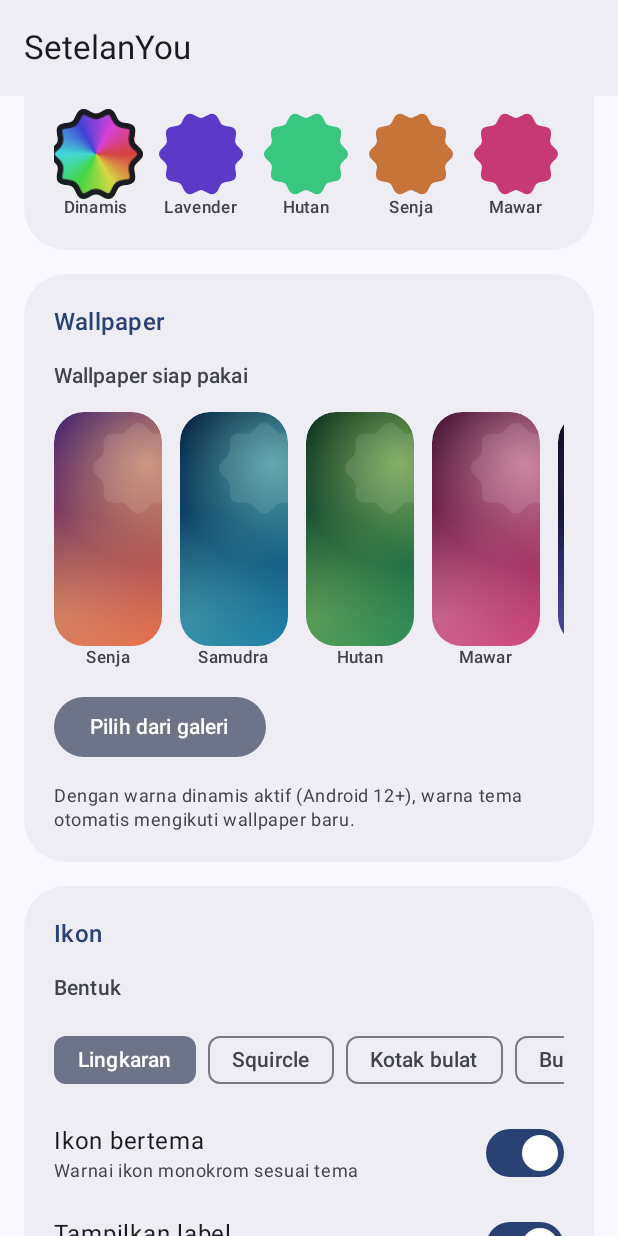
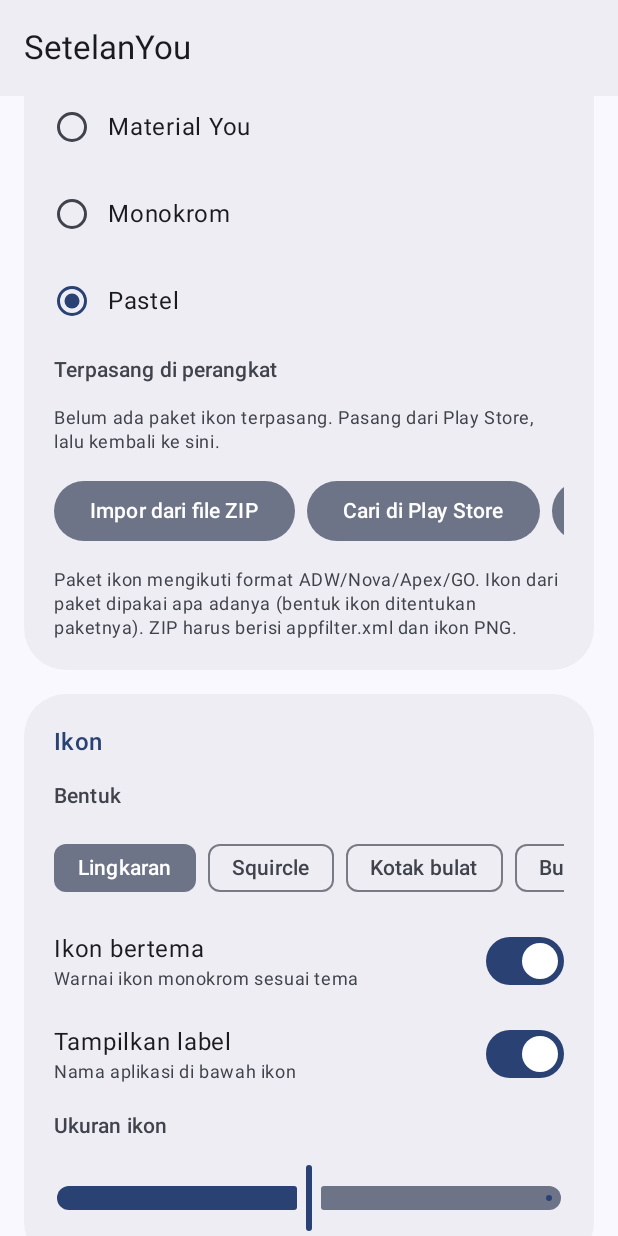
Before and after one commit to xanzzrayway/launcheryou, an Android app built with Jetpack Compose: the screen it shows after launch (SettingsActivity), after a tap on "Lingkaran", on a phone screen of 412 x 824 dp. Run offline under Robolectric (Android 15) with nearby library versions, the phone set to English and light mode, and no system bars; 3 other taps on this screen came first.

Commit message:
feat: paket ikon (bawaan, terpasang, impor ZIP) + Material You

```diff
--- a/app/src/main/AndroidManifest.xml
+++ b/app/src/main/AndroidManifest.xml
@@ -9,6 +9,10 @@
     <uses-permission android:name="android.permission.REQUEST_DELETE_PACKAGES" />
 
     <queries>
+        <intent><action android:name="org.adw.launcher.THEMES" /></intent>
+        <intent><action android:name="com.novalauncher.THEME" /></intent>
+        <intent><action android:name="com.anddoes.launcher.THEME" /></intent>
+        <intent><action android:name="com.gau.go.launcherex.theme" /></intent>
         <intent>
             <action android:name="android.intent.action.MAIN" />
             <category android:name="android.intent.category.LAUNCHER" />
--- a/app/src/main/java/com/launcheryou/Data.kt
+++ b/app/src/main/java/com/launcheryou/Data.kt
@@ -31,7 +31,8 @@ data class UiSettings(
     val amoled: Boolean = false,
     val scrim: Float = 0.15f,
     val clock24: Boolean = true,
-    val showDock: Boolean = true
+    val showDock: Boolean = true,
+    val iconPack: String = "system"
 )
 
 class SettingsStore(context: Context) {
@@ -61,6 +62,7 @@ class SettingsStore(context: Context) {
         scrim = sp.getFloat("scrim", 0.15f),
         clock24 = sp.getBoolean("clock24", true),
         showDock = sp.getBoolean("dock", true),
+        iconPack = sp.getString("iconpack", "system") ?: "system",
         pinned = (sp.getString("pinned", "") ?: "").split(",").filter { it.isNotBlank() }
     )
 
@@ -81,6 +83,7 @@ class SettingsStore(context: Context) {
             .putFloat("scrim", n.scrim)
             .putBoolean("clock24", n.clock24)
             .putBoolean("dock", n.showDock)
+            .putString("iconpack", n.iconPack)
             .putString("pinned", n.pinned.joinToString(","))
             .apply()
         settings = n
--- /dev/null
+++ b/app/src/main/java/com/launcheryou/IconPackSettings.kt
@@ -0,0 +1,143 @@
+package com.launcheryou
+
+import android.content.Intent
+import android.net.Uri
+import android.os.Handler
+import android.os.Looper
+import android.widget.Toast
+import androidx.activity.compose.rememberLauncherForActivityResult
+import androidx.activity.result.contract.ActivityResultContracts
+import androidx.compose.foundation.clickable
+import androidx.compose.foundation.horizontalScroll
+import androidx.compose.foundation.layout.Arrangement
+import androidx.compose.foundation.layout.Row
+import androidx.compose.foundation.layout.Spacer
+import androidx.compose.foundation.layout.fillMaxWidth
+import androidx.compose.foundation.layout.padding
+import androidx.compose.foundation.layout.width
+import androidx.compose.foundation.rememberScrollState
+import androidx.compose.material3.FilledTonalButton
+import androidx.compose.material3.MaterialTheme
+import androidx.compose.material3.RadioButton
+import androidx.compose.material3.Text
+import androidx.compose.material3.TextButton
+import androidx.compose.runtime.Composable
+import androidx.compose.runtime.LaunchedEffect
+import androidx.compose.runtime.getValue
+import androidx.compose.runtime.mutableIntStateOf
+import androidx.compose.runtime.mutableStateOf
+import androidx.compose.runtime.remember
+import androidx.compose.runtime.setValue
+import androidx.compose.ui.Alignment
+import androidx.compose.ui.Modifier
+import androidx.compose.ui.platform.LocalContext
+import androidx.compose.ui.unit.dp
+import kotlinx.coroutines.Dispatchers
+import kotlinx.coroutines.withContext
+import kotlin.concurrent.thread
+
+/** Pilih paket ikon: bawaan, terpasang di perangkat, atau impor dari file ZIP mana saja. */
+@Composable
+fun IconPackSection(store: SettingsStore) {
+    val ctx = LocalContext.current
+    val cs = MaterialTheme.colorScheme
+    val s = store.settings
+    var apps by remember { mutableStateOf<List<AppInfo>>(emptyList()) }
+    var installed by remember { mutableStateOf<List<IconPackInfo>>(emptyList()) }
+    var imported by remember { mutableStateOf<List<IconPackInfo>>(emptyList()) }
+    var refresh by remember { mutableIntStateOf(0) }
+
+    LaunchedEffect(refresh) {
+        val r = withContext(Dispatchers.Default) {
+            Triple(IconPacks.installed(ctx), IconPacks.imported(ctx), loadApps(ctx.applicationContext))
+        }
+        installed = r.first
+        imported = r.second
+        if (apps.isEmpty()) apps = r.third
+    }
+    LaunchedEffect(apps, s.iconPack) {
+        withContext(Dispatchers.Default) { IconPacks.prepare(ctx.applicationContext, apps, s.iconPack) }
+        IconPacks.version++
+    }
+
+    val picker = rememberLauncherForActivityResult(ActivityResultContracts.GetContent()) { uri ->
+        if (uri != null) {
+            thread {
+                val id = IconPacks.importZip(ctx, uri)
+                Handler(Looper.getMainLooper()).post {
+                    if (id != null) {
+                        IconPacks.invalidate(id)
+                        store.update { st -> st.copy(iconPack = id) }
+                        refresh++
+                        Toast.makeText(ctx, "Paket ikon diimpor", Toast.LENGTH_SHORT).show()
+                    } else {
+                        Toast.makeText(ctx, "Gagal: ZIP harus berisi appfilter.xml dan ikon PNG", Toast.LENGTH_LONG).show()
+                    }
+                }
+            }
+        }
+    }
+
+    // Pratinjau: beberapa aplikasi nyata dengan paket yang dipilih
+    Row(Modifier.horizontalScroll(rememberScrollState()), horizontalArrangement = Arrangement.spacedBy(12.dp)) {
+        apps.take(8).forEach { AppIcon(it, s, 52.dp) }
+    }
+
+    Text("Bawaan", style = MaterialTheme.typography.labelLarge, color = cs.onSurfaceVariant)
+    IconPacks.builtins.forEach { p ->
+        PackRow(p.label, s.iconPack == p.id) { store.update { st -> st.copy(iconPack = p.id) } }
+    }
+
+    Text("Terpasang di perangkat", style = MaterialTheme.typography.labelLarge, color = cs.onSurfaceVariant)
+    if (installed.isEmpty()) {
+        Text(
+            "Belum ada paket ikon terpasang. Pasang dari Play Store, lalu kembali ke sini.",
+            style = MaterialTheme.typography.bodySmall, color = cs.onSurfaceVariant
+        )
+    }
+    installed.forEach { p ->
+        PackRow(p.label, s.iconPack == p.id) { store.update { st -> st.copy(iconPack = p.id) } }
+    }
+
+    if (imported.isNotEmpty()) {
+        Text("Dari file", style = MaterialTheme.typography.labelLarge, color = cs.onSurfaceVariant)
+        imported.forEach { p ->
+            PackRow(p.label, s.iconPack == p.id, onDelete = {
+                IconPacks.delete(ctx, p.id)
+                if (s.iconPack == p.id) store.update { st -> st.copy(iconPack = "system") }
+                refresh++
+            }) { store.update { st -> st.copy(iconPack = p.id) } }
+        }
+    }
+
+    Row(Modifier.horizontalScroll(rememberScrollState()), horizontalArrangement = Arrangement.spacedBy(8.dp)) {
+        FilledTonalButton(onClick = { picker.launch("*/*") }) { Text("Impor dari file ZIP") }
+        FilledTonalButton(onClick = {
+            val market = Intent(Intent.ACTION_VIEW, Uri.parse("market://search?q=icon%20pack&c=apps"))
+                .addFlags(Intent.FLAG_ACTIVITY_NEW_TASK)
+            val web = Intent(Intent.ACTION_VIEW, Uri.parse("https://play.google.com/store/search?q=icon%20pack&c=apps"))
+                .addFlags(Intent.FLAG_ACTIVITY_NEW_TASK)
+            if (runCatching { ctx.startActivity(market) }.isFailure) runCatching { ctx.startActivity(web) }
+        }) { Text("Cari di Play Store") }
+        FilledTonalButton(onClick = { refresh++ }) { Text("Muat ulang") }
+    }
+    Text(
+        "Paket ikon mengikuti format ADW/Nova/Apex/GO. Ikon dari paket dipakai apa adanya (bentuk ikon ditentukan paketnya). " +
+            "ZIP harus berisi appfilter.xml dan ikon PNG.",
+        style = MaterialTheme.typography.bodySmall, color = cs.onSurfaceVariant
+    )
+}
+
+@Composable
+private fun PackRow(label: String, selected: Boolean, onDelete: (() -> Unit)? = null, onSelect: () -> Unit) {
+    val cs = MaterialTheme.colorScheme
+    Row(
+        Modifier.fillMaxWidth().clickable(onClick = onSelect),
+        verticalAlignment = Alignment.CenterVertically
+    ) {
+        RadioButton(selected = selected, onClick = null)
+        Spacer(Modifier.width(12.dp))
+        Text(label, Modifier.weight(1f).padding(vertical = 10.dp), color = cs.onSurface)
+        if (onDelete != null) TextButton(onClick = onDelete) { Text("Hapus") }
+    }
+}
--- a/app/src/main/java/com/launcheryou/MainActivity.kt
+++ b/app/src/main/java/com/launcheryou/MainActivity.kt
@@ -94,7 +94,9 @@ import androidx.compose.ui.unit.dp
 import androidx.compose.ui.unit.sp
 import androidx.compose.foundation.text.KeyboardActions
 import androidx.compose.foundation.text.KeyboardOptions
+import kotlinx.coroutines.Dispatchers
 import kotlinx.coroutines.delay
+import kotlinx.coroutines.withContext
 import java.time.LocalDateTime
 import java.time.format.DateTimeFormatter
 import java.util.Locale
@@ -143,6 +145,10 @@ fun Home(store: SettingsStore, apps: List<AppInfo>, homePress: Int) {
 
     val pinned = remember(apps, s.pinned) { s.pinned.mapNotNull { k -> apps.firstOrNull { it.key == k } } }
     val dock = remember(apps) { dockApps(ctx, apps) }
+    LaunchedEffect(apps, s.iconPack) {
+        withContext(Dispatchers.Default) { IconPacks.prepare(ctx.applicationContext, apps, s.iconPack) }
+        IconPacks.version++
+    }
 
     Box(
         Modifier
@@ -308,7 +314,16 @@ fun ClockWidget(s: UiSettings) {
 @Composable
 fun AppIcon(app: AppInfo, s: UiSettings, size: Dp) {
     val cs = MaterialTheme.colorScheme
-    val mono = if (s.themedIcons) app.mono else null
+    val packId = s.iconPack
+    val ext = remember(app.key, packId, IconPacks.version) { IconPacks.cached(packId, app.key) }
+    if (ext != null) {
+        // Ikon dari paket ikon dipakai apa adanya (bentuknya ditentukan paket).
+        Image(ext, null, Modifier.size(size))
+        return
+    }
+    val builtinFilter = remember(packId, cs.primary) { IconPacks.filterFor(packId, cs.primary) }
+    val useMono = packId == "materialyou" || (packId == "system" && s.themedIcons)
+    val mono = if (useMono) app.mono else null
     val bg = app.bg
     val fg = app.fg
     Box(
@@ -323,10 +338,10 @@ fun AppIcon(app: AppInfo, s: UiSettings, size: Dp) {
             mono != null -> Image(mono, null, Modifier.requiredSize(size * 1.5f), colorFilter = ColorFilter.tint(cs.onPrimaryContainer))
             // Ikon adaptif: gambar ulang dua lapisan agar mengikuti bentuk pilihan pengguna.
             bg != null && fg != null -> {
-                Image(bg, null, Modifier.requiredSize(size * 1.5f))
-                Image(fg, null, Modifier.requiredSize(size * 1.5f))
+                Image(bg, null, Modifier.requiredSize(size * 1.5f), colorFilter = builtinFilter)
+                Image(fg, null, Modifier.requiredSize(size * 1.5f), colorFilter = builtinFilter)
             }
-            else -> Image(app.plain, null, Modifier.fillMaxSize().padding(size * 0.1f))
+            else -> Image(app.plain, null, Modifier.fillMaxSize().padding(size * 0.1f), colorFilter = builtinFilter)
         }
     }
 }
--- a/app/src/main/java/com/launcheryou/SettingsActivity.kt
+++ b/app/src/main/java/com/launcheryou/SettingsActivity.kt
@@ -141,6 +141,8 @@ fun SettingsScreen(store: SettingsStore) {
 
             Section("Wallpaper") { WallpaperPicker(store) }
 
+            Section("Paket ikon") { IconPackSection(store) }
+
             Section("Ikon") {
                 Text("Bentuk", style = MaterialTheme.typography.labelLarge, color = cs.onSurfaceVariant)
                 ChipRow(listOf("Lingkaran" to 0, "Squircle" to 1, "Kotak bulat" to 2, "Bunga" to 3), s.iconShape) { v ->
```
Also changed, not shown: app/src/main/java/com/launcheryou/IconPacks.kt (added, +284 -0 lines).
